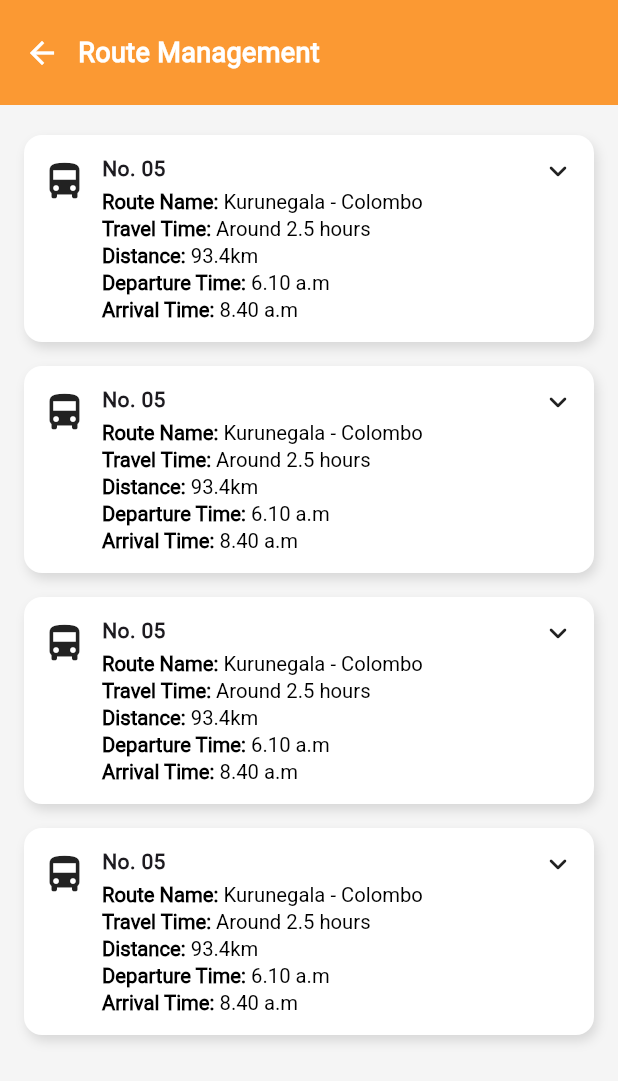
After one commit to arosayru/bus_finder-staff_app, a Flutter app: the RouteManagementScreen screen opened by its route, on a phone screen of 412 x 824 dp. The commit adds this screen. Shown: the top 1081 px of the screen. Run offline on Flutter 3.47's test engine with Material 3 defaults, Android fonts, the phone set to English and light mode, and no system bars.

Commit message:
Create Route Management interface

```diff
--- a/bus_finder_staff_app/lib/main.dart
+++ b/bus_finder_staff_app/lib/main.dart
@@ -5,6 +5,7 @@ import 'screens/forgot_password_screen.dart';
 import 'screens/email_verification_screen.dart';
 import 'screens/reset_password_screen.dart';
 import 'screens/dashboard_screen.dart';
+import 'screens/route_management_screen.dart';
 
 void main() {
   runApp(const BusFinderApp());
@@ -28,6 +29,7 @@ class BusFinderApp extends StatelessWidget {
         '/verify': (context) => const EmailVerificationScreen(),
         '/reset': (context) => const ResetPasswordScreen(),
         '/dashboard': (context) => const DashboardScreen(),
+        'route-management': (context) => const RouteManagementScreen(),
       },
     );
   }
--- a/bus_finder_staff_app/lib/screens/dashboard_screen.dart
+++ b/bus_finder_staff_app/lib/screens/dashboard_screen.dart
@@ -21,7 +21,7 @@ class _DashboardScreenState extends State<DashboardScreen> {
   @override
   Widget build(BuildContext context) {
     return Scaffold(
-      backgroundColor: const Color(0xFFF5F5F5),
+      backgroundColor: const Color(0xFFFB9933),
       body: SafeArea(
         child: Stack(
           children: [
@@ -138,7 +138,9 @@ class _DashboardScreenState extends State<DashboardScreen> {
                               crossAxisSpacing: 15,
                               mainAxisSpacing: 15,
                               children: [
-                                _buildFeatureCard("Route\nManagement", () {}),
+                                _buildFeatureCard("Route\nManagement", () {
+                                  Navigator.pushNamed(context, 'route-management');
+                                }),
                                 _buildFeatureCard("Shift\nTracker", () {}),
                                 _buildFeatureCard("Bus\nCapacity", () {}),
                                 _buildFeatureCard("Report\nIssue", () {}),
@@ -155,13 +157,11 @@ class _DashboardScreenState extends State<DashboardScreen> {
           ],
         ),
       ),
+
+      // Bottom nav bar
       bottomNavigationBar: Container(
         decoration: const BoxDecoration(
           color: Colors.white,
-          borderRadius: BorderRadius.only(
-            topLeft: Radius.circular(20),
-            topRight: Radius.circular(20),
-          ),
           boxShadow: [
             BoxShadow(
               color: Colors.black26,
--- /dev/null
+++ b/bus_finder_staff_app/lib/screens/route_management_screen.dart
@@ -0,0 +1,135 @@
+import 'package:flutter/material.dart';
+
+class RouteManagementScreen extends StatefulWidget {
+  const RouteManagementScreen({super.key});
+
+  @override
+  State<RouteManagementScreen> createState() => _RouteManagementScreenState();
+}
+
+class _RouteManagementScreenState extends State<RouteManagementScreen> {
+  // Dummy route data
+  final List<Map<String, dynamic>> routes = List.generate(4, (index) {
+    return {
+      'number': 'No. 05',
+      'routeName': 'Kurunegala - Colombo',
+      'travelTime': 'Around 2.5 hours',
+      'distance': '93.4km',
+      'departureTime': '6.10 a.m',
+      'arrivalTime': '8.40 a.m',
+    };
+  });
+
+  @override
+  Widget build(BuildContext context) {
+    return Scaffold(
+      backgroundColor: const Color(0xFFF5F5F5),
+      body: Column(
+        children: [
+          // Custom AppBar
+          Container(
+            width: double.infinity,
+            padding: const EdgeInsets.symmetric(horizontal: 16, vertical: 22),
+            decoration: const BoxDecoration(
+              color: Color(0xFFFB9933),
+            ),
+            child: Row(
+              children: [
+                GestureDetector(
+                  onTap: () {
+                    Navigator.pop(context);
+                  },
+                  child: const Icon(Icons.arrow_back, color: Colors.white),
+                ),
+                const SizedBox(width: 12),
+                const Text(
+                  "Route Management",
+                  style: TextStyle(
+                    color: Colors.white,
+                    fontSize: 18,
+                    fontWeight: FontWeight.bold,
+                  ),
+                )
+              ],
+            ),
+          ),
+
+          const SizedBox(height: 10),
+
+          // Routes List
+          Expanded(
+            child: ListView.builder(
+              padding: const EdgeInsets.symmetric(horizontal: 16, vertical: 10),
+              itemCount: routes.length,
+              itemBuilder: (context, index) {
+                final route = routes[index];
+                return Container(
+                  margin: const EdgeInsets.only(bottom: 16),
+                  padding: const EdgeInsets.all(12),
+                  decoration: BoxDecoration(
+                    color: Colors.white,
+                    borderRadius: BorderRadius.circular(12),
+                    boxShadow: const [
+                      BoxShadow(
+                        color: Colors.black12,
+                        blurRadius: 6,
+                        offset: Offset(2, 4),
+                      ),
+                    ],
+                  ),
+                  child: Row(
+                    crossAxisAlignment: CrossAxisAlignment.start,
+                    children: [
+                      const Padding(
+                        padding: EdgeInsets.only(right: 10, top: 4),
+                        child: Icon(Icons.directions_bus, size: 30),
+                      ),
+                      Expanded(
+                        child: Column(
+                          crossAxisAlignment: CrossAxisAlignment.start,
+                          children: [
+                            Text(
+                              route['number'],
+                              style: const TextStyle(
+                                fontWeight: FontWeight.bold,
+                              ),
+                            ),
+                            const SizedBox(height: 4),
+                            _buildDetailLine('Route Name:', route['routeName']),
+                            _buildDetailLine('Travel Time:', route['travelTime']),
+                            _buildDetailLine('Distance:', route['distance']),
+                            _buildDetailLine('Departure Time:', route['departureTime']),
+                            _buildDetailLine('Arrival Time:', route['arrivalTime']),
+                          ],
+                        ),
+                      ),
+                      const Icon(Icons.keyboard_arrow_down_rounded),
+                    ],
+                  ),
+                );
+              },
+            ),
+          ),
+        ],
+      ),
+    );
+  }
+
+  Widget _buildDetailLine(String label, String value) {
+    return Padding(
+      padding: const EdgeInsets.only(bottom: 2),
+      child: RichText(
+        text: TextSpan(
+          style: const TextStyle(color: Colors.black, fontSize: 13.5),
+          children: [
+            TextSpan(
+              text: "$label ",
+              style: const TextStyle(fontWeight: FontWeight.bold),
+            ),
+            TextSpan(text: value),
+          ],
+        ),
+      ),
+    );
+  }
+}
```
